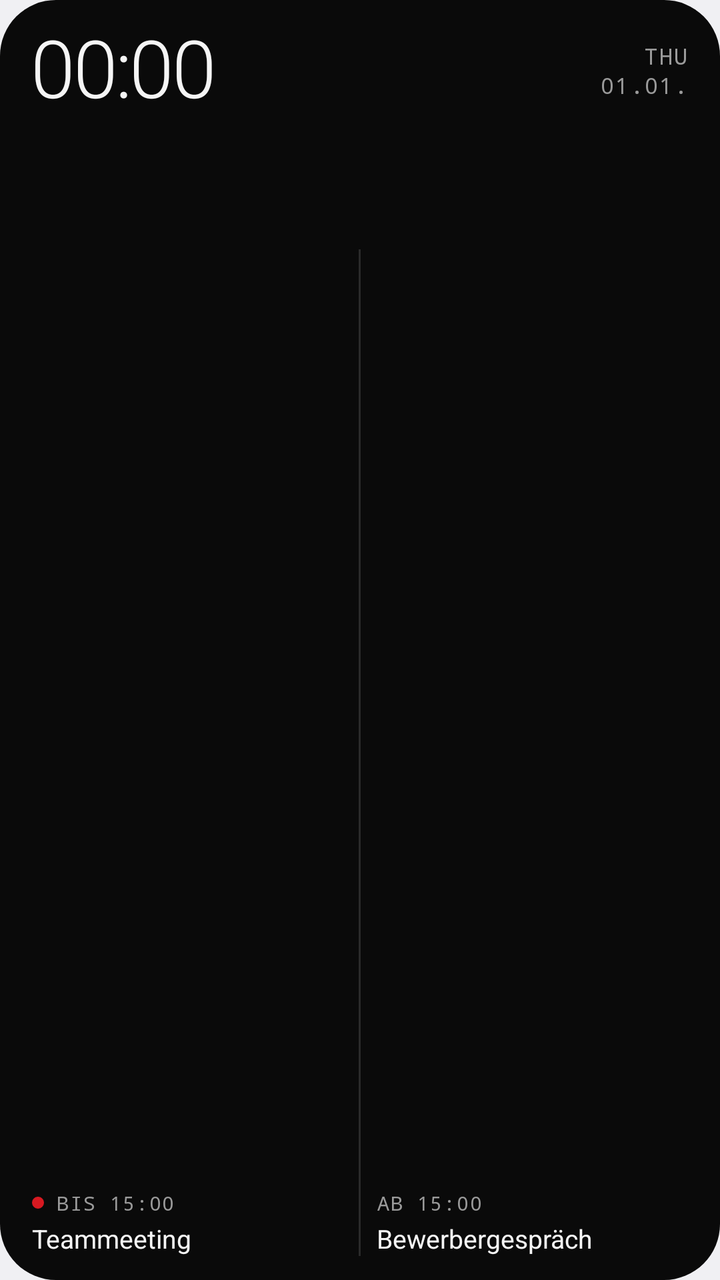
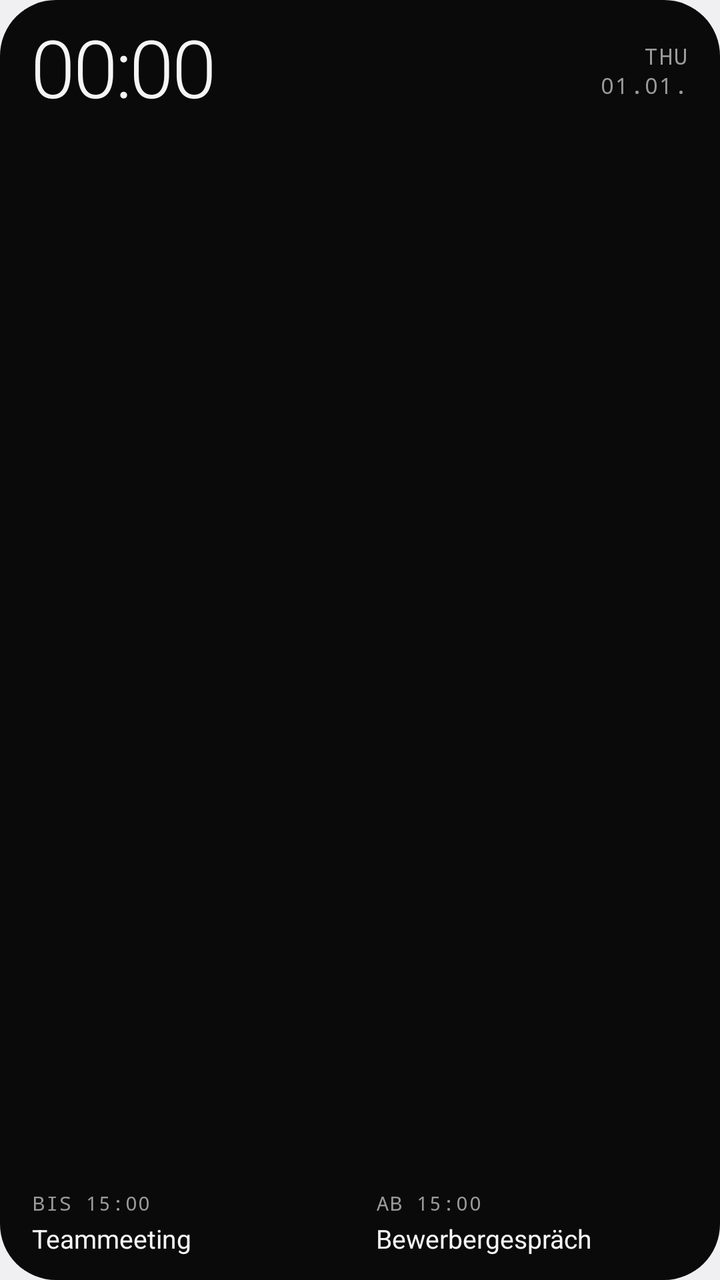

Screens rendered from an Android XML layout before and after an edit, with the pre-edit source and the edit as a unified diff.
<!-- AndroidManifest.xml: application theme android:Theme.DeviceDefault.DayNight -->
<!-- res/layout/widget_day_bar.xml -->
<?xml version="1.0" encoding="utf-8"?>
<FrameLayout xmlns:android="http://schemas.android.com/apk/res/android"
    android:id="@android:id/background"
    android:layout_width="match_parent"
    android:layout_height="match_parent">

    <ImageView
        android:id="@+id/db_bg_fill"
        android:layout_width="match_parent"
        android:layout_height="match_parent"
        android:importantForAccessibility="no"
        android:scaleType="fitXY"
        android:src="@drawable/widget_shape"
        android:tint="@color/mono_bg_solid" />

    <ImageView
        android:id="@+id/db_bg_stroke"
        android:layout_width="match_parent"
        android:layout_height="match_parent"
        android:importantForAccessibility="no"
        android:scaleType="fitXY"
        android:src="@drawable/widget_stroke"
        android:visibility="gone" />

    <LinearLayout
        android:layout_width="match_parent"
        android:layout_height="match_parent"
        android:orientation="vertical"
        android:paddingStart="16dp"
        android:paddingTop="12dp"
        android:paddingEnd="16dp"
        android:paddingBottom="12dp">

        
        <LinearLayout
            android:layout_width="match_parent"
            android:layout_height="wrap_content"
            android:gravity="center_vertical"
            android:orientation="horizontal">

            <TextClock
                android:id="@+id/db_clock"
                android:layout_width="wrap_content"
                android:layout_height="wrap_content"
                android:fontFamily="sans-serif-light"
                android:format12Hour="HH:mm"
                android:format24Hour="HH:mm"
                android:includeFontPadding="false"
                android:letterSpacing="-0.03"
                android:textColor="@color/mono_text"
                android:textSize="40sp" />

            <FrameLayout
                android:layout_width="0dp"
                android:layout_height="wrap_content"
                android:layout_weight="1" />

            
            <LinearLayout
                android:layout_width="wrap_content"
                android:layout_height="wrap_content"
                android:gravity="end"
                android:orientation="vertical">

                <TextClock
                    android:id="@+id/db_weekday"
                    android:layout_width="wrap_content"
                    android:layout_height="wrap_content"
                    android:fontFamily="monospace"
                    android:format12Hour="EEE"
                    android:format24Hour="EEE"
                    android:letterSpacing="0.06"
                    android:textAllCaps="true"
                    android:textColor="@color/mono_muted_solid"
                    android:textSize="11sp" />

                <TextClock
                    android:id="@+id/db_date"
                    android:layout_width="wrap_content"
                    android:layout_height="wrap_content"
                    android:fontFamily="monospace"
                    android:format12Hour="dd.MM."
                    android:format24Hour="dd.MM."
                    android:letterSpacing="0.06"
                    android:textAllCaps="true"
                    android:textColor="@color/mono_muted_solid"
                    android:textSize="11sp" />

                
                <LinearLayout
                    android:id="@+id/db_allday_row"
                    android:layout_width="wrap_content"
                    android:layout_height="wrap_content"
                    android:layout_marginTop="2dp"
                    android:gravity="center_vertical"
                    android:orientation="horizontal"
                    android:visibility="gone">

                    <ImageView
                        android:id="@+id/db_allday_ring"
                        android:layout_width="6dp"
                        android:layout_height="6dp"
                        android:importantForAccessibility="no"
                        android:src="@drawable/ring"
                        android:tint="@color/mono_muted_solid" />

                    <TextView
                        android:id="@+id/db_allday_title"
                        android:layout_width="wrap_content"
                        android:layout_height="wrap_content"
                        android:layout_marginStart="5dp"
                        android:ellipsize="end"
                        android:maxLines="1"
                        android:maxWidth="100dp"
                        android:text="Feiertag"
                        android:textColor="@color/mono_text"
                        android:textSize="11sp" />

                    <TextView
                        android:id="@+id/db_allday_count"
                        android:layout_width="wrap_content"
                        android:layout_height="wrap_content"
                        android:layout_marginStart="4dp"
                        android:fontFamily="monospace"
                        android:maxLines="1"
                        android:text="+1"
                        android:textColor="@color/mono_muted_solid"
                        android:textSize="10sp"
                        android:visibility="gone" />
                </LinearLayout>
            </LinearLayout>
        </LinearLayout>

        
        <ImageView
            android:id="@+id/db_timeline"
            android:layout_width="match_parent"
            android:layout_height="56dp"
            android:layout_marginTop="6dp"
            android:importantForAccessibility="no"
            android:scaleType="fitXY" />

        
        <LinearLayout
            android:layout_width="match_parent"
            android:layout_height="0dp"
            android:layout_weight="1"
            android:layout_marginTop="4dp"
            android:gravity="bottom"
            android:orientation="horizontal">

            
            <LinearLayout
                android:id="@+id/db_footer_left"
                android:layout_width="0dp"
                android:layout_height="wrap_content"
                android:layout_weight="1"
                android:orientation="vertical">

                <LinearLayout
                    android:layout_width="wrap_content"
                    android:layout_height="wrap_content"
                    android:gravity="center_vertical"
                    android:orientation="horizontal">

                    <ImageView
                        android:id="@+id/db_current_dot"
                        android:layout_width="6dp"
                        android:layout_height="6dp"
                        android:importantForAccessibility="no"
                        android:src="@drawable/dot"
                        android:tint="@color/mono_accent" />

                    <TextView
                        android:id="@+id/db_current_label"
                        android:layout_width="wrap_content"
                        android:layout_height="wrap_content"
                        android:layout_marginStart="6dp"
                        android:fontFamily="monospace"
                        android:letterSpacing="0.06"
                        android:maxLines="1"
                        android:text="BIS 15:00"
                        android:textColor="@color/mono_muted_solid"
                        android:textSize="10sp" />
                </LinearLayout>

                <TextView
                    android:id="@+id/db_current_title"
                    android:layout_width="match_parent"
                    android:layout_height="wrap_content"
                    android:layout_marginTop="2dp"
                    android:ellipsize="end"
                    android:maxLines="1"
                    android:text="Teammeeting"
                    android:textColor="@color/mono_text"
                    android:textSize="13sp" />
            </LinearLayout>

            <ImageView
                android:id="@+id/db_footer_divider"
                android:layout_width="1dp"
                android:layout_height="match_parent"
                android:layout_marginStart="8dp"
                android:layout_marginEnd="8dp"
                android:importantForAccessibility="no"
                android:scaleType="fitXY"
                android:src="@drawable/line"
                android:tint="@color/mono_line_solid" />

            
            <LinearLayout
                android:id="@+id/db_footer_right"
                android:layout_width="0dp"
                android:layout_height="wrap_content"
                android:layout_weight="1"
                android:orientation="vertical">

                <TextView
                    android:id="@+id/db_next_label"
                    android:layout_width="match_parent"
                    android:layout_height="wrap_content"
                    android:ellipsize="end"
                    android:fontFamily="monospace"
                    android:letterSpacing="0.06"
                    android:maxLines="1"
                    android:text="AB 15:00"
                    android:textColor="@color/mono_muted_solid"
                    android:textSize="10sp" />

                <TextView
                    android:id="@+id/db_next_title"
                    android:layout_width="match_parent"
                    android:layout_height="wrap_content"
                    android:layout_marginTop="2dp"
                    android:ellipsize="end"
                    android:maxLines="1"
                    android:text="Bewerbergespräch"
                    android:textColor="@color/mono_text"
                    android:textSize="13sp" />
            </LinearLayout>
        </LinearLayout>
    </LinearLayout>
</FrameLayout>
<!-- resources referenced by this layout -->
<resources>
  <color name="mono_accent">#FFD71921</color>
  <color name="mono_bg_solid">#FF0A0A0A</color>
  <color name="mono_line_solid">#FF2A2A2A</color>
  <color name="mono_muted_solid">#FF9A9A9A</color>
  <color name="mono_text">#FFF5F5F5</color>
  <!-- drawable dot (drawable) -->
  <?xml version="1.0" encoding="utf-8"?>
  <shape xmlns:android="http://schemas.android.com/apk/res/android"
      android:shape="oval">
      <solid android:color="#FFFFFFFF" />
      <size
          android:width="6dp"
          android:height="6dp" />
  </shape>
  <!-- drawable line (drawable) -->
  <?xml version="1.0" encoding="utf-8"?>
  <shape xmlns:android="http://schemas.android.com/apk/res/android"
      android:shape="rectangle">
      <solid android:color="#FFFFFFFF" />
  </shape>
  <!-- drawable ring (drawable) -->
  <?xml version="1.0" encoding="utf-8"?>
  <shape xmlns:android="http://schemas.android.com/apk/res/android"
      android:shape="oval">
      <solid android:color="#00000000" />
      <stroke
          android:width="1.5dp"
          android:color="#FFFFFFFF" />
      <size
          android:width="7dp"
          android:height="7dp" />
  </shape>
  <!-- drawable widget_shape (drawable) -->
  <?xml version="1.0" encoding="utf-8"?>
  <shape xmlns:android="http://schemas.android.com/apk/res/android"
      android:shape="rectangle">
      <solid android:color="#FFFFFFFF" />
      <corners android:radius="@android:dimen/system_app_widget_background_radius" />
  </shape>
  <!-- drawable widget_stroke (drawable) -->
  <?xml version="1.0" encoding="utf-8"?>
  <shape xmlns:android="http://schemas.android.com/apk/res/android"
      android:shape="rectangle">
      <solid android:color="#00000000" />
      <stroke
          android:width="1dp"
          android:color="#29FFFFFF" />
      <corners android:radius="@android:dimen/system_app_widget_background_radius" />
  </shape>
</resources>

<!-- the commit's change to res/layout/widget_day_bar.xml (unified diff, before → after) -->
@@ -132,21 +132,24 @@
         </LinearLayout>
 
         
+        <FrameLayout
+            android:layout_width="match_parent"
+            android:layout_height="0dp"
+            android:layout_weight="1" />
+
+        
         <ImageView
             android:id="@+id/db_timeline"
             android:layout_width="match_parent"
             android:layout_height="56dp"
-            android:layout_marginTop="6dp"
             android:importantForAccessibility="no"
             android:scaleType="fitXY" />
 
         
         <LinearLayout
             android:layout_width="match_parent"
-            android:layout_height="0dp"
-            android:layout_weight="1"
-            android:layout_marginTop="4dp"
-            android:gravity="bottom"
+            android:layout_height="wrap_content"
+            android:layout_marginTop="8dp"
             android:orientation="horizontal">
 
             
@@ -157,32 +160,16 @@
                 android:layout_weight="1"
                 android:orientation="vertical">
 
-                <LinearLayout
-                    android:layout_width="wrap_content"
-                    android:layout_height="wrap_content"
-                    android:gravity="center_vertical"
-                    android:orientation="horizontal">
-
-                    <ImageView
-                        android:id="@+id/db_current_dot"
-                        android:layout_width="6dp"
-                        android:layout_height="6dp"
-                        android:importantForAccessibility="no"
-                        android:src="@drawable/dot"
-                        android:tint="@color/mono_accent" />
-
-                    <TextView
-                        android:id="@+id/db_current_label"
-                        android:layout_width="wrap_content"
-                        android:layout_height="wrap_content"
-                        android:layout_marginStart="6dp"
-                        android:fontFamily="monospace"
-                        android:letterSpacing="0.06"
-                        android:maxLines="1"
-                        android:text="BIS 15:00"
-                        android:textColor="@color/mono_muted_solid"
-                        android:textSize="10sp" />
-                </LinearLayout>
+                <TextView
+                    android:id="@+id/db_current_label"
+                    android:layout_width="wrap_content"
+                    android:layout_height="wrap_content"
+                    android:fontFamily="monospace"
+                    android:letterSpacing="0.06"
+                    android:maxLines="1"
+                    android:text="BIS 15:00"
+                    android:textColor="@color/mono_muted_solid"
+                    android:textSize="10sp" />
 
                 <TextView
                     android:id="@+id/db_current_title"
@@ -196,23 +183,13 @@
                     android:textSize="13sp" />
             </LinearLayout>
 
-            <ImageView
-                android:id="@+id/db_footer_divider"
-                android:layout_width="1dp"
-                android:layout_height="match_parent"
-                android:layout_marginStart="8dp"
-                android:layout_marginEnd="8dp"
-                android:importantForAccessibility="no"
-                android:scaleType="fitXY"
-                android:src="@drawable/line"
-                android:tint="@color/mono_line_solid" />
-
             
             <LinearLayout
                 android:id="@+id/db_footer_right"
                 android:layout_width="0dp"
                 android:layout_height="wrap_content"
                 android:layout_weight="1"
+                android:layout_marginStart="16dp"
                 android:orientation="vertical">
 
                 <TextView
<!-- resource entries referenced after the edit -->
@@ -1,25 +1,8 @@
 <!-- resources referenced by this layout -->
 <resources>
-  <color name="mono_accent">#FFD71921</color>
   <color name="mono_bg_solid">#FF0A0A0A</color>
-  <color name="mono_line_solid">#FF2A2A2A</color>
   <color name="mono_muted_solid">#FF9A9A9A</color>
   <color name="mono_text">#FFF5F5F5</color>
-  <!-- drawable dot (drawable) -->
-  <?xml version="1.0" encoding="utf-8"?>
-  <shape xmlns:android="http://schemas.android.com/apk/res/android"
-      android:shape="oval">
-      <solid android:color="#FFFFFFFF" />
-      <size
-          android:width="6dp"
-          android:height="6dp" />
-  </shape>
-  <!-- drawable line (drawable) -->
-  <?xml version="1.0" encoding="utf-8"?>
-  <shape xmlns:android="http://schemas.android.com/apk/res/android"
-      android:shape="rectangle">
-      <solid android:color="#FFFFFFFF" />
-  </shape>
   <!-- drawable ring (drawable) -->
   <?xml version="1.0" encoding="utf-8"?>
   <shape xmlns:android="http://schemas.android.com/apk/res/android"
